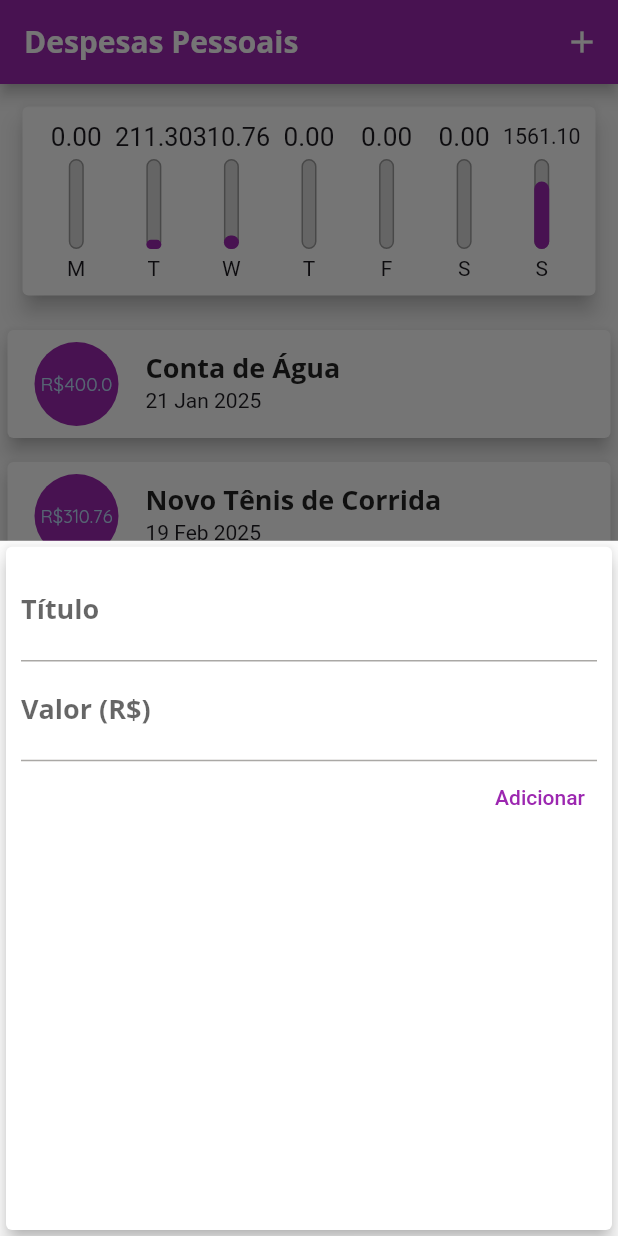
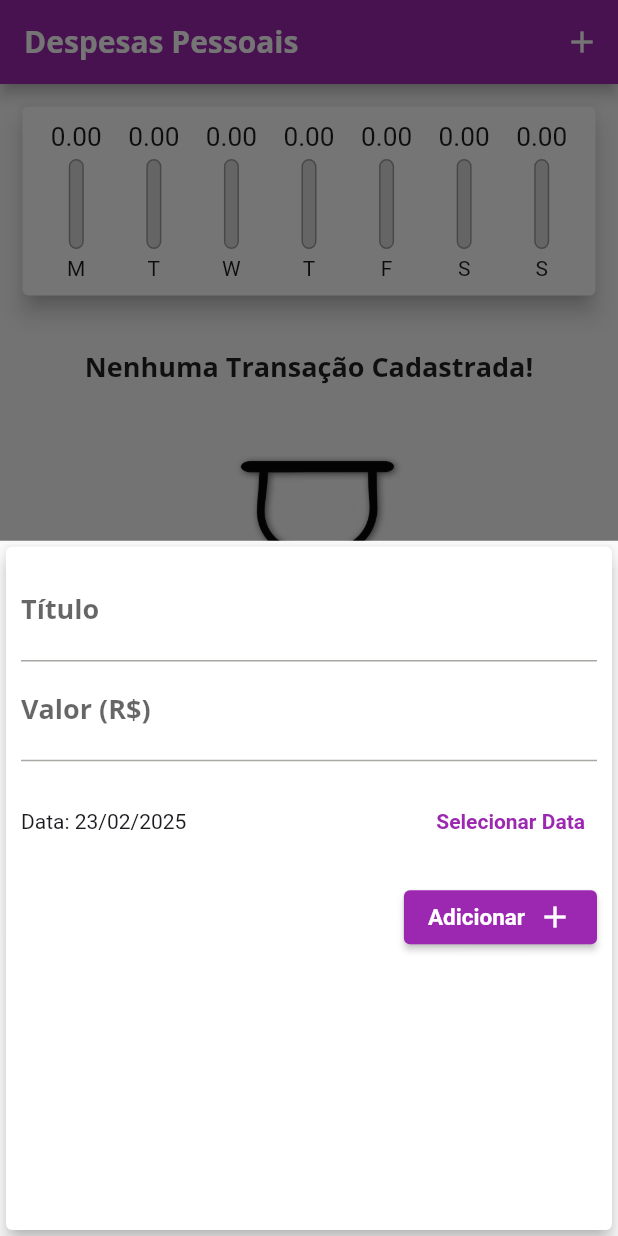
Before and after one commit to Petw143/despesas_pessoais, a Flutter app: the screen it shows after launch, after a tap on the "add" icon, on a phone screen of 412 x 824 dp. Run offline on Flutter 3.47's test engine with Material 3 defaults, Android fonts, the phone set to English and light mode, and no system bars.

Commit message:
Adicionando a possibilidade de colocar data na transação

```diff
--- a/lib/components/chart.dart
+++ b/lib/components/chart.dart
@@ -56,7 +56,7 @@ class Chart extends StatelessWidget {
               child: ChartBar(
                 label: tr['day'] as String,
                 value: tr['value'] as double,
-                percentage: (tr['value'] as double) / _weekTotalValue,
+                percentage: _weekTotalValue == 0  ? 0 : (tr['value'] as double) / _weekTotalValue,
               ),
             );
           }).toList(),
--- a/lib/components/transaction_form.dart
+++ b/lib/components/transaction_form.dart
@@ -1,8 +1,8 @@
 import 'package:flutter/material.dart';
+import 'package:intl/intl.dart';
 
 class TransactionForm extends StatefulWidget {
-
-  final void Function(String, double) onSubmit;
+  final void Function(String, double, DateTime) onSubmit;
 
   TransactionForm(this.onSubmit);
 
@@ -11,30 +11,48 @@ class TransactionForm extends StatefulWidget {
 }
 
 class _TransactionFormState extends State<TransactionForm> {
-  final titleController = TextEditingController();
-  final valueController = TextEditingController();
+  final _titleController = TextEditingController();
+  final _valueController = TextEditingController();
+  DateTime _selectedDate = DateTime.now();
 
   void _submitForm() {
-    final title = titleController.text;
-    final value = double.tryParse(valueController.text) ?? 0.0;
+    final title = _titleController.text;
+    final value = double.tryParse(_valueController.text) ?? 0.0;
 
-    if (title.isEmpty || value <= 0) {
+    if (title.isEmpty || value <= 0 || _selectedDate == null) {
       return; // Evita submissão inválida
     }
 
-    widget.onSubmit(title, value);
+    widget.onSubmit(title, value, _selectedDate!);
 
     // Limpar os campos após submissão
-    titleController.clear();
-    valueController.clear();
+    _titleController.clear();
+    _valueController.clear();
   }
 
   @override
   void dispose() {
     // Libera os controladores para evitar vazamento de memória
-    titleController.dispose();
-    valueController.dispose();
+    _titleController.dispose();
+    _valueController.dispose();
     super.dispose();
+  }
+
+  _showDatePicker() {
+    showDatePicker(
+      context: context,
+      initialDate: DateTime.now(),
+      firstDate: DateTime(2019),
+      lastDate: DateTime.now(),
+    ).then((pickedDate) {
+      if (pickedDate == null) {
+        return null;
+      }
+
+      setState(() {
+        _selectedDate = pickedDate;
+      });
+    });
   }
 
   @override
@@ -46,27 +64,68 @@ class _TransactionFormState extends State<TransactionForm> {
         child: Column(
           children: <Widget>[
             TextField(
-              controller: titleController,
+              controller: _titleController,
               onSubmitted: (_) => _submitForm(),
               decoration: InputDecoration(labelText: 'Título'),
             ),
             TextField(
-              controller: valueController,
-              keyboardType: const TextInputType.numberWithOptions(decimal: true),
+              controller: _valueController,
+              keyboardType:
+                  const TextInputType.numberWithOptions(decimal: true),
               onSubmitted: (_) => _submitForm(),
               decoration: InputDecoration(labelText: 'Valor (R\$)'),
             ),
-            TextButton(
-              onPressed: _submitForm,
-              style: TextButton.styleFrom(
-                foregroundColor: Colors.purple,
-              ),
+            SizedBox(
+              height: 80,
               child: Row(
-                mainAxisAlignment: MainAxisAlignment.end,
-                children: [
-                  Text('Adicionar'),
+                children: <Widget>[
+                  Expanded(
+                    child: Text(
+                      _selectedDate == null
+                          ? 'Nenhuma data selecionada!'
+                          : 'Data: ${DateFormat('dd/MM/y').format(_selectedDate!)}',
+                    ),
+                  ),
+                  TextButton(
+                    style: TextButton.styleFrom(
+                      foregroundColor: Theme.of(context)
+                          .colorScheme
+                          .primary, // Define a cor do texto
+                    ),
+                    onPressed: _showDatePicker,
+                    child: const Text(
+                      'Selecionar Data',
+                      style: TextStyle(fontWeight: FontWeight.bold),
+                    ),
+                  ),
                 ],
               ),
+            ),
+            Row(
+              mainAxisAlignment: MainAxisAlignment.end,
+              children: [
+                ElevatedButton(
+                  onPressed: _submitForm,
+                  style: ElevatedButton.styleFrom(
+                    backgroundColor: Theme.of(context).colorScheme.primary,
+                    foregroundColor: Colors.white,
+                  ),
+                  child: Row(
+                    mainAxisSize: MainAxisSize.min,
+                    children: const [
+                      Text(
+                        'Adicionar',
+                        style: TextStyle(
+                          fontWeight: FontWeight.bold,
+                          fontSize: 15,
+                        ),
+                      ),
+                      SizedBox(width: 8),
+                      Icon(Icons.add),
+                    ],
+                  ),
+                ),
+              ],
             ),
           ],
         ),
--- a/lib/main.dart
+++ b/lib/main.dart
@@ -52,44 +52,7 @@ class MyHomePage extends StatefulWidget {
 }
 
 class _MyHomePageState extends State<MyHomePage> {
-  final List<Transaction>_transactions = <Transaction>[
-    Transaction(
-      id: 't0',
-      title: 'Conta de Água',
-      value: 400.00,
-      date: DateTime.now().subtract(Duration(days: 33)),
-    ),
-    Transaction(
-      id: 't1',
-      title: 'Novo Tênis de Corrida',
-      value: 310.76,
-      date: DateTime.now().subtract(Duration(days: 4)),
-    ),
-    Transaction(
-      id: 't2',
-      title: 'Conta de Luz',
-      value: 211.30,
-      date: DateTime.now().subtract(Duration(days: 5)),
-    ),
-    Transaction(
-      id: 't3',
-      title: 'Lanche',
-      value: 40.30,
-      date: DateTime.now(),
-    ),
-    Transaction(
-      id: 't4',
-      title: 'Cartao',
-      value: 520.30,
-      date: DateTime.now(),
-    ),
-    Transaction(
-      id: 't5',
-      title: 'Cachorro',
-      value: 1000.50,
-      date: DateTime.now(),
-    ),
-  ];
+  final List<Transaction>_transactions = <Transaction>[];
 
   List<Transaction> get _recentTransactions {
     return _transactions.where((tr) {
@@ -97,12 +60,12 @@ class _MyHomePageState extends State<MyHomePage> {
     }).toList();
   }
 
-  _addTransaction(String title, double value) {
+  _addTransaction(String title, double value, DateTime date) {
     final newTransaction = Transaction(
       id: Random().nextDouble().toString(),
       title: title,
       value: value,
-      date: DateTime.now(),
+      date: date,
     );
 
     setState(() {
```
